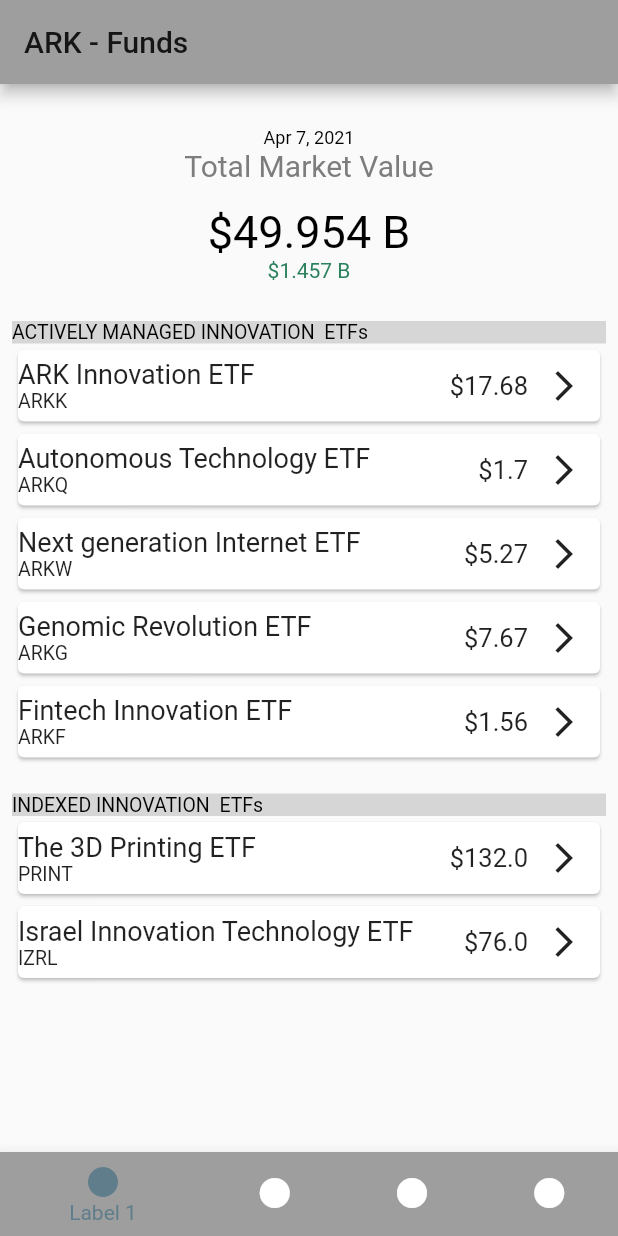
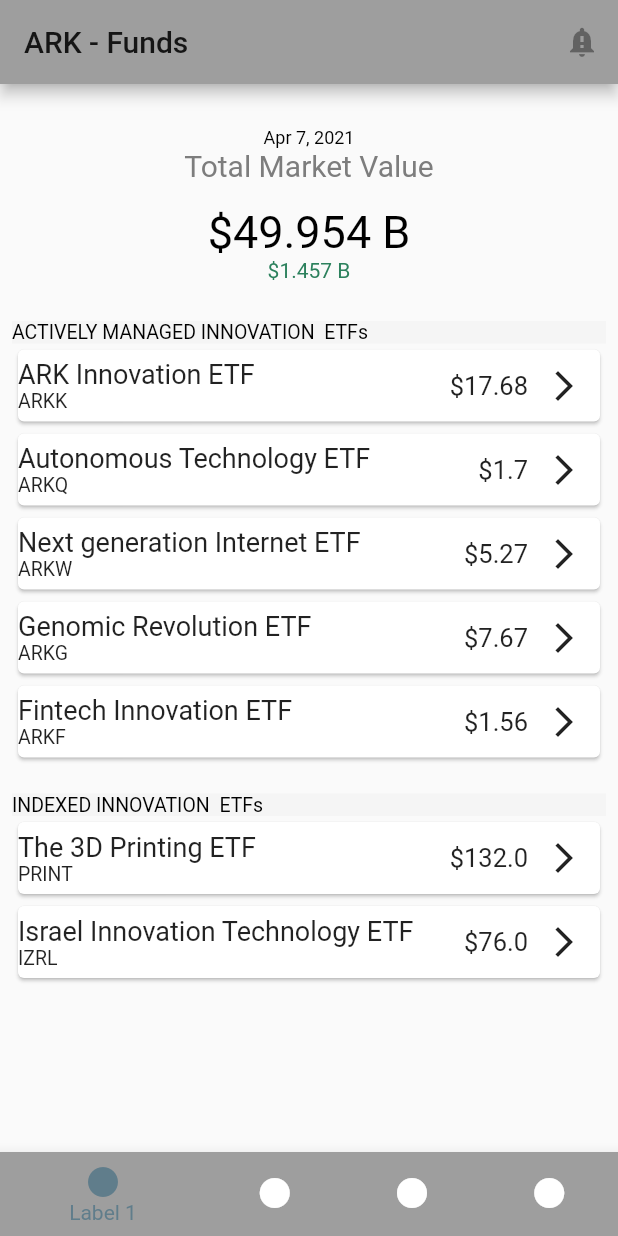
Before and after one commit to ajmal017/ARK-Funds, a Flutter app: the screen it shows after launch, on a phone screen of 412 x 824 dp. Run offline on Flutter 3.47's test engine with Material 2 defaults, Android fonts, the phone set to English and light mode, and no system bars.

Commit message:
modified the bottom naigation bar

```diff
--- a/lib/main.dart
+++ b/lib/main.dart
@@ -1,9 +1,12 @@
 import 'package:flutter/material.dart';
-
-import './screens/bottom_tab_screen.dart';
-import './widgets/custom_list_view.dart';
-import './widgets/intoduction.dart';
-import './dummy_data.dart';
+import 'package:arkfundsapp/screens/label1.dart';
+import 'package:arkfundsapp/screens/label2.dart';
+import 'package:arkfundsapp/screens/label3.dart';
+import 'package:arkfundsapp/screens/label4.dart';
+// import './screens/bottom_tab_screen.dart';
+// import './widgets/custom_list_view.dart';
+// import './widgets/intoduction.dart';
+// import './dummy_data.dart';
 
 void main() => runApp(ArkFundsLAndingPage());
 
@@ -15,57 +18,79 @@ class ArkFundsLAndingPage extends StatelessWidget {
       theme: ThemeData(
         primarySwatch: Colors.grey,
       ),
-      home: MyHomePage(),
+      home: BottomTabBar(),
     );
   }
 }
 
-class MyHomePage extends StatefulWidget {
+class BottomTabBar extends StatefulWidget {
   @override
-  _MyHomePageState createState() => _MyHomePageState();
+  _BottomTabBarState createState() => _BottomTabBarState();
 }
 
-class _MyHomePageState extends State<MyHomePage> {
+class _BottomTabBarState extends State<BottomTabBar> {
+  List<Map<String, Object>> _pages;
+  int _selectedPageIndex = 0;
+
+  void _selectPage(int index) {
+    setState(() {
+      _selectedPageIndex = index;
+    });
+  }
+
+  @override
+  void initState() {
+    _pages = [
+      {'page': MyHomePage(), 'title': 'ARK - Funds'},
+      {'page': LabelTwo(), 'title': 'Label 2'},
+      {'page': LabelThree(), 'title': 'Label 3'},
+      {'page': LabelFour(), 'title': 'Label 4'},
+    ];
+    super.initState();
+  }
+
   @override
   Widget build(BuildContext context) {
     return Scaffold(
-      appBar: AppBar(
-        title: Text('ARK - Funds'),
-      ),
-      body: Padding(
-        padding: const EdgeInsets.all(8.0),
-        child: Column(
-          crossAxisAlignment: CrossAxisAlignment.start,
-          children: [
-            Introduction(150),
-            Container(
-              width: double.infinity,
-              color: Colors.grey[350],
-              child: Text(
-                'ACTIVELY MANAGED INNOVATION  ETFs',
-                style: TextStyle(
-                  fontSize: 13,
-                  color: Colors.black,
-                ),
-              ),
-            ),
-            CustomListView(DUMMY_CATEGORIES1, 300),
-            Container(
-              width: double.infinity,
-              color: Colors.grey[350],
-              child: Text(
-                'INDEXED INNOVATION  ETFs',
-                style: TextStyle(
-                  fontSize: 13,
-                  color: Colors.black,
-                ),
-              ),
-            ),
-            CustomListView(DUMMY_CATEGORIES2, 120),
+        appBar: AppBar(
+          title: Text(_pages[_selectedPageIndex]['title']),
+          actions: [
+            IconButton(
+              icon: Icon(Icons.notification_important),
+              onPressed: null,
+            )
           ],
         ),
-      ),
-      bottomNavigationBar: BottomTabBar(),
-    );
+        body: _pages[_selectedPageIndex]['page'],
+        bottomNavigationBar: BottomNavigationBar(
+          onTap: _selectPage,
+          backgroundColor: Colors.grey[300],
+          unselectedItemColor: Colors.white,
+          selectedItemColor: Colors.blueGrey,
+          currentIndex: _selectedPageIndex,
+          type: BottomNavigationBarType.shifting,
+          items: [
+            BottomNavigationBarItem(
+              backgroundColor: Theme.of(context).primaryColor,
+              icon: Icon(Icons.circle),
+              title: Text('Label 1'),
+            ),
+            BottomNavigationBarItem(
+              backgroundColor: Theme.of(context).primaryColor,
+              icon: Icon(Icons.circle),
+              title: Text('Label 2'),
+            ),
+            BottomNavigationBarItem(
+              backgroundColor: Theme.of(context).primaryColor,
+              icon: Icon(Icons.circle),
+              title: Text('Label 3'),
+            ),
+            BottomNavigationBarItem(
+              backgroundColor: Theme.of(context).primaryColor,
+              icon: Icon(Icons.circle),
+              title: Text('Label 4'),
+            ),
+          ],
+        ));
   }
 }
--- /dev/null
+++ b/lib/screens/label1.dart
@@ -0,0 +1,52 @@
+import 'package:arkfundsapp/widgets/custom_list_view.dart';
+import 'package:arkfundsapp/widgets/intoduction.dart';
+import 'package:flutter/material.dart';
+
+import '../dummy_data.dart';
+
+class MyHomePage extends StatefulWidget {
+  @override
+  _MyHomePageState createState() => _MyHomePageState();
+}
+
+class _MyHomePageState extends State<MyHomePage> {
+  @override
+  Widget build(BuildContext context) {
+    return Container(
+      child: Padding(
+        padding: const EdgeInsets.all(8.0),
+        child: Column(
+          crossAxisAlignment: CrossAxisAlignment.start,
+          children: [
+            Introduction(150),
+            Container(
+              width: double.infinity,
+              color: Colors.grey[100],
+              child: Text(
+                'ACTIVELY MANAGED INNOVATION  ETFs',
+                style: TextStyle(
+                  fontSize: 13,
+                  color: Colors.black,
+                ),
+              ),
+            ),
+            CustomListView(DUMMY_CATEGORIES1, 300),
+            Container(
+              width: double.infinity,
+              color: Colors.grey[100],
+              child: Text(
+                'INDEXED INNOVATION  ETFs',
+                style: TextStyle(
+                  fontSize: 13,
+                  color: Colors.black,
+                ),
+              ),
+            ),
+            CustomListView(DUMMY_CATEGORIES2, 120),
+          ],
+        ),
+      ),
+      //bottomNavigationBar: BottomTabBar(),
+    );
+  }
+}
```
Also changed, not shown: lib/screens/bottom_tab_screen.dart (+38 -2 lines), lib/screens/label2.dart (added, +9 -0 lines), lib/screens/label3.dart (added, +9 -0 lines), lib/screens/label4.dart (added, +9 -0 lines).
